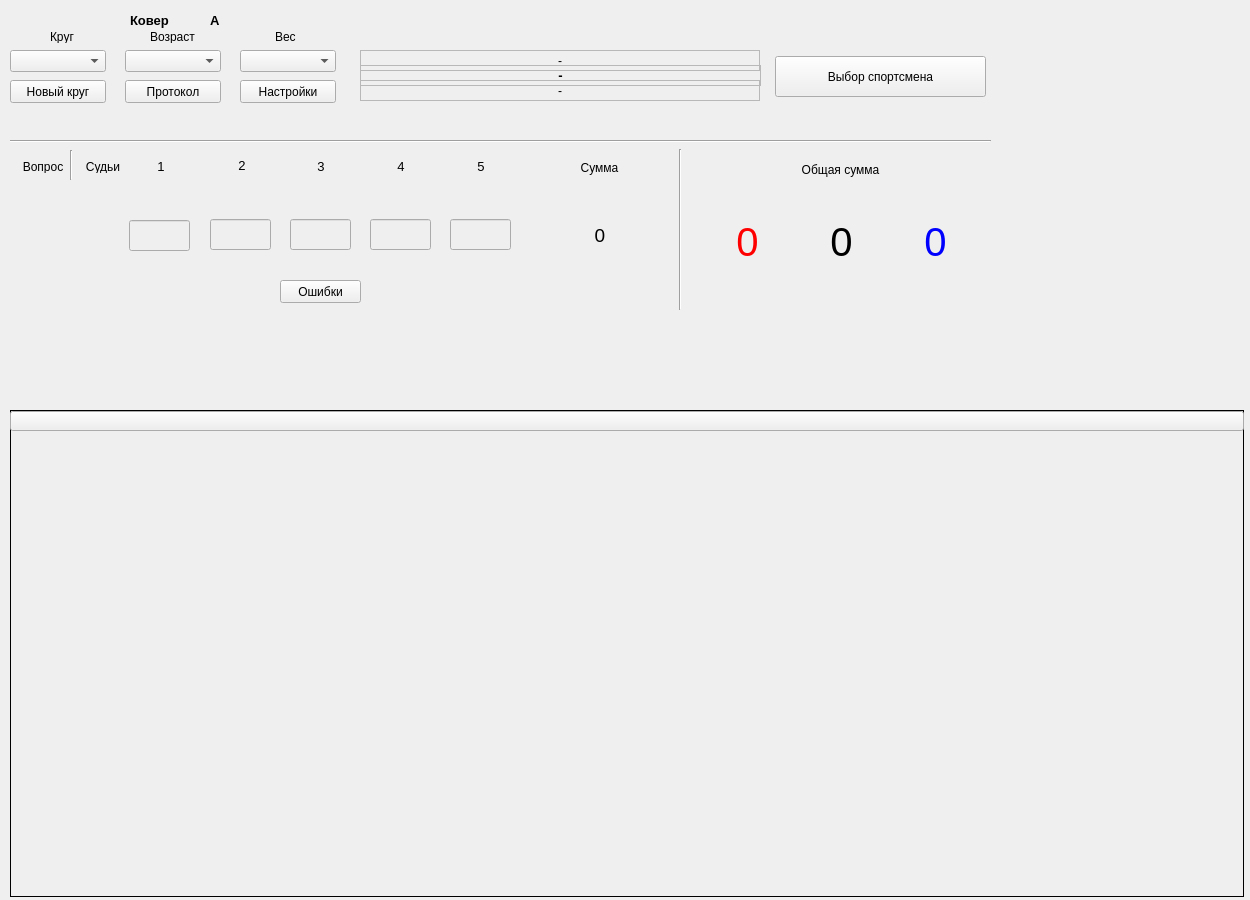
The window that FormMain.ui (zak2791/TabloSelfDefender) describes before a commit, drawn with Qt 5.
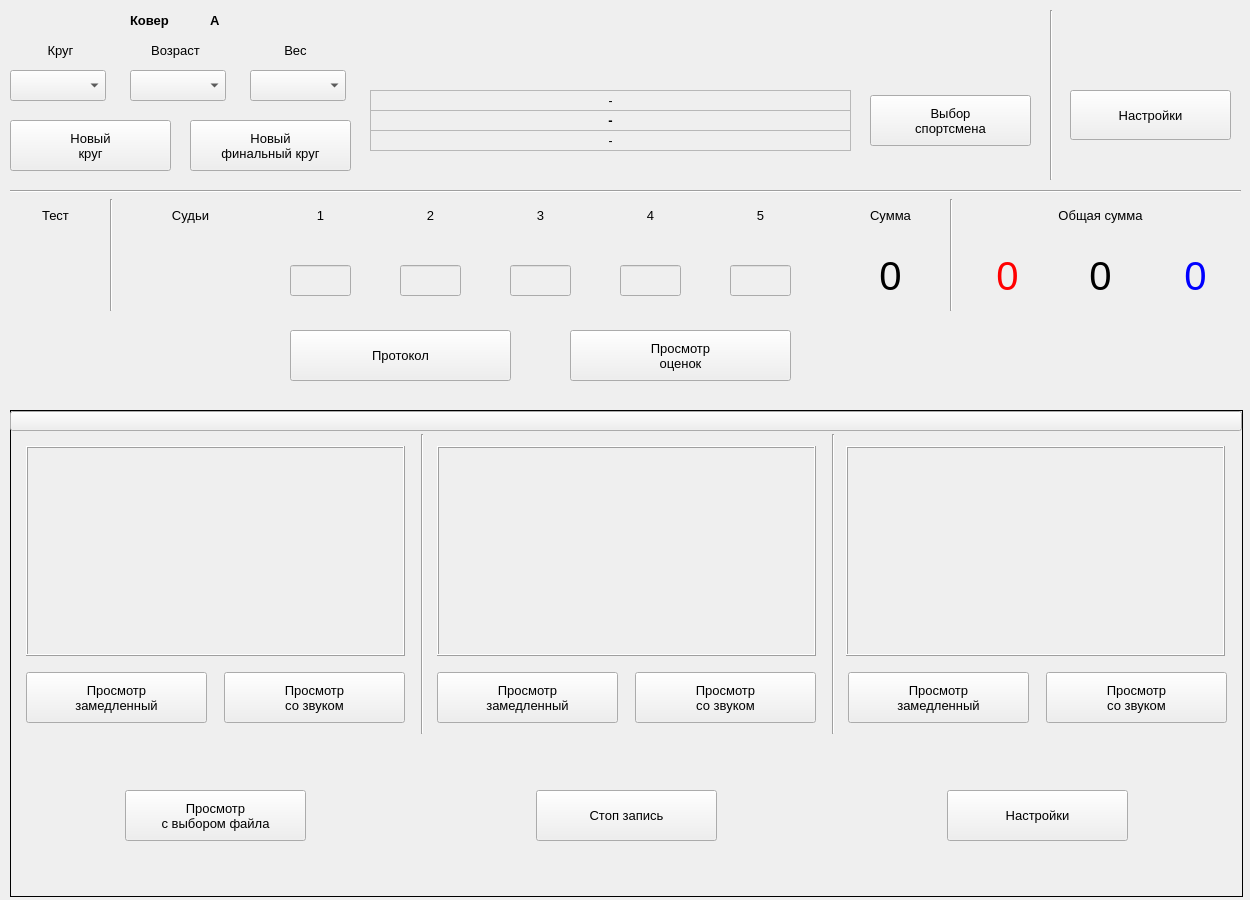
The same window after the commit. Icons and pictures are not drawn.

Patch:
```diff
--- a/FormMain.ui
+++ b/FormMain.ui
@@ -45,8 +45,8 @@
    <property name="geometry">
     <rect>
      <x>10</x>
-     <y>133</y>
-     <width>981</width>
+     <y>183</y>
+     <width>1231</width>
      <height>16</height>
     </rect>
    </property>
@@ -58,13 +58,18 @@
    <property name="geometry">
     <rect>
      <x>20</x>
-     <y>160</y>
-     <width>46</width>
-     <height>13</height>
+     <y>200</y>
+     <width>71</width>
+     <height>31</height>
     </rect>
    </property>
+   <property name="font">
+    <font>
+     <pointsize>10</pointsize>
+    </font>
+   </property>
    <property name="text">
-    <string>Вопрос</string>
+    <string>Тест</string>
    </property>
    <property name="alignment">
     <set>Qt::AlignCenter</set>
@@ -73,12 +78,17 @@
   <widget class="QLabel" name="label_2">
    <property name="geometry">
     <rect>
-     <x>80</x>
-     <y>160</y>
-     <width>46</width>
-     <height>13</height>
+     <x>160</x>
+     <y>200</y>
+     <width>61</width>
+     <height>31</height>
     </rect>
    </property>
+   <property name="font">
+    <font>
+     <pointsize>10</pointsize>
+    </font>
+   </property>
    <property name="text">
     <string>Судьи</string>
    </property>
@@ -89,10 +99,10 @@
   <widget class="Line" name="line_3">
    <property name="geometry">
     <rect>
-     <x>70</x>
-     <y>150</y>
+     <x>110</x>
+     <y>199</y>
      <width>3</width>
-     <height>30</height>
+     <height>112</height>
     </rect>
    </property>
    <property name="orientation">
@@ -102,10 +112,10 @@
   <widget class="QLabel" name="lbl1">
    <property name="geometry">
     <rect>
-     <x>153</x>
-     <y>156</y>
-     <width>16</width>
-     <height>20</height>
+     <x>290</x>
+     <y>200</y>
+     <width>61</width>
+     <height>31</height>
     </rect>
    </property>
    <property name="font">
@@ -123,10 +133,10 @@
   <widget class="QLabel" name="lbl2">
    <property name="geometry">
     <rect>
-     <x>234</x>
-     <y>155</y>
-     <width>16</width>
-     <height>21</height>
+     <x>400</x>
+     <y>200</y>
+     <width>61</width>
+     <height>31</height>
     </rect>
    </property>
    <property name="font">
@@ -144,10 +154,10 @@
   <widget class="QLabel" name="lbl3">
    <property name="geometry">
     <rect>
-     <x>313</x>
-     <y>156</y>
-     <width>16</width>
-     <height>20</height>
+     <x>510</x>
+     <y>200</y>
+     <width>61</width>
+     <height>31</height>
     </rect>
    </property>
    <property name="font">
@@ -165,10 +175,10 @@
   <widget class="QLabel" name="lbl4">
    <property name="geometry">
     <rect>
-     <x>393</x>
-     <y>156</y>
-     <width>16</width>
-     <height>20</height>
+     <x>620</x>
+     <y>200</y>
+     <width>61</width>
+     <height>31</height>
     </rect>
    </property>
    <property name="font">
@@ -186,10 +196,10 @@
   <widget class="QLabel" name="lbl5">
    <property name="geometry">
     <rect>
-     <x>473</x>
-     <y>156</y>
-     <width>16</width>
-     <height>20</height>
+     <x>730</x>
+     <y>200</y>
+     <width>61</width>
+     <height>31</height>
     </rect>
    </property>
    <property name="font">
@@ -207,12 +217,17 @@
   <widget class="QLabel" name="label_8">
    <property name="geometry">
     <rect>
-     <x>569</x>
-     <y>160</y>
-     <width>61</width>
-     <height>16</height>
+     <x>840</x>
+     <y>200</y>
+     <width>101</width>
+     <height>31</height>
     </rect>
    </property>
+   <property name="font">
+    <font>
+     <pointsize>10</pointsize>
+    </font>
+   </property>
    <property name="text">
     <string>Сумма</string>
    </property>
@@ -226,8 +241,8 @@
    </property>
    <property name="geometry">
     <rect>
-     <x>129</x>
-     <y>220</y>
+     <x>290</x>
+     <y>265</y>
      <width>61</width>
      <height>31</height>
     </rect>
@@ -259,8 +274,8 @@
    </property>
    <property name="geometry">
     <rect>
-     <x>210</x>
-     <y>219</y>
+     <x>400</x>
+     <y>265</y>
      <width>61</width>
      <height>31</height>
     </rect>
@@ -286,8 +301,8 @@
    </property>
    <property name="geometry">
     <rect>
-     <x>290</x>
-     <y>219</y>
+     <x>510</x>
+     <y>265</y>
      <width>61</width>
      <height>31</height>
     </rect>
@@ -313,8 +328,8 @@
    </property>
    <property name="geometry">
     <rect>
-     <x>370</x>
-     <y>219</y>
+     <x>620</x>
+     <y>265</y>
      <width>61</width>
      <height>31</height>
     </rect>
@@ -340,8 +355,8 @@
    </property>
    <property name="geometry">
     <rect>
-     <x>450</x>
-     <y>219</y>
+     <x>730</x>
+     <y>265</y>
      <width>61</width>
      <height>31</height>
     </rect>
@@ -364,15 +379,15 @@
   <widget class="QLabel" name="lbl_sum">
    <property name="geometry">
     <rect>
-     <x>580</x>
-     <y>225</y>
-     <width>40</width>
-     <height>21</height>
+     <x>840</x>
+     <y>230</y>
+     <width>101</width>
+     <height>91</height>
     </rect>
    </property>
    <property name="font">
     <font>
-     <pointsize>14</pointsize>
+     <pointsize>30</pointsize>
     </font>
    </property>
    <property name="text">
@@ -386,14 +401,14 @@
    <property name="geometry">
     <rect>
      <x>20</x>
-     <y>210</y>
-     <width>46</width>
-     <height>51</height>
+     <y>230</y>
+     <width>71</width>
+     <height>91</height>
     </rect>
    </property>
    <property name="font">
     <font>
-     <pointsize>14</pointsize>
+     <pointsize>30</pointsize>
     </font>
    </property>
    <property name="text">
@@ -406,10 +421,10 @@
   <widget class="Line" name="line_2">
    <property name="geometry">
     <rect>
-     <x>672</x>
-     <y>149</y>
-     <width>16</width>
-     <height>161</height>
+     <x>950</x>
+     <y>199</y>
+     <width>2</width>
+     <height>112</height>
     </rect>
    </property>
    <property name="orientation">
@@ -419,12 +434,17 @@
   <widget class="QLabel" name="label_9">
    <property name="geometry">
     <rect>
-     <x>710</x>
-     <y>160</y>
-     <width>261</width>
-     <height>20</height>
+     <x>960</x>
+     <y>200</y>
+     <width>281</width>
+     <height>31</height>
     </rect>
    </property>
+   <property name="font">
+    <font>
+     <pointsize>10</pointsize>
+    </font>
+   </property>
    <property name="text">
     <string>Общая сумма</string>
    </property>
@@ -438,10 +458,10 @@
   <widget class="QLabel" name="lbl_total">
    <property name="geometry">
     <rect>
-     <x>786</x>
-     <y>194</y>
-     <width>111</width>
-     <height>96</height>
+     <x>1050</x>
+     <y>230</y>
+     <width>101</width>
+     <height>91</height>
     </rect>
    </property>
    <property name="font">
@@ -1188,7 +1208,7 @@
      <rect>
       <x>521</x>
       <y>125</y>
-      <width>105</width>
+      <width>104</width>
       <height>2</height>
      </rect>
     </property>
@@ -1200,7 +1220,7 @@
     <property name="geometry">
      <rect>
       <x>625</x>
-      <y>126</y>
+      <y>125</y>
       <width>2</width>
       <height>325</height>
      </rect>
@@ -1214,11 +1234,16 @@
    <property name="geometry">
     <rect>
      <x>10</x>
-     <y>50</y>
+     <y>70</y>
      <width>96</width>
-     <height>22</height>
+     <height>31</height>
     </rect>
    </property>
+   <property name="font">
+    <font>
+     <pointsize>10</pointsize>
+    </font>
+   </property>
    <property name="focusPolicy">
     <enum>Qt::NoFocus</enum>
    </property>
@@ -1232,41 +1257,60 @@
   <widget class="QLabel" name="label_15">
    <property name="geometry">
     <rect>
-     <x>50</x>
-     <y>30</y>
-     <width>46</width>
-     <height>13</height>
+     <x>15</x>
+     <y>40</y>
+     <width>91</width>
+     <height>20</height>
     </rect>
    </property>
+   <property name="font">
+    <font>
+     <pointsize>10</pointsize>
+    </font>
+   </property>
    <property name="text">
     <string>Круг</string>
    </property>
+   <property name="alignment">
+    <set>Qt::AlignCenter</set>
+   </property>
   </widget>
   <widget class="QPushButton" name="btn_new">
    <property name="geometry">
     <rect>
      <x>10</x>
-     <y>80</y>
-     <width>96</width>
-     <height>23</height>
+     <y>120</y>
+     <width>161</width>
+     <height>51</height>
     </rect>
    </property>
+   <property name="font">
+    <font>
+     <pointsize>10</pointsize>
+    </font>
+   </property>
    <property name="focusPolicy">
     <enum>Qt::NoFocus</enum>
    </property>
    <property name="text">
-    <string>Новый круг</string>
+    <string>Новый
+круг</string>
    </property>
   </widget>
   <widget class="QPushButton" name="btn_look">
    <property name="geometry">
     <rect>
-     <x>125</x>
-     <y>80</y>
-     <width>96</width>
-     <height>23</height>
+     <x>290</x>
+     <y>330</y>
+     <width>221</width>
+     <height>51</height>
     </rect>
    </property>
+   <property name="font">
+    <font>
+     <pointsize>10</pointsize>
+    </font>
+   </property>
    <property name="focusPolicy">
     <enum>Qt::NoFocus</enum>
    </property>
@@ -1277,25 +1321,31 @@
   <widget class="QPushButton" name="btn_enterName">
    <property name="geometry">
     <rect>
-     <x>775</x>
-     <y>56</y>
-     <width>211</width>
-     <height>41</height>
+     <x>870</x>
+     <y>95</y>
+     <width>161</width>
+     <height>51</height>
     </rect>
    </property>
+   <property name="font">
+    <font>
+     <pointsize>10</pointsize>
+    </font>
+   </property>
    <property name="focusPolicy">
     <enum>Qt::NoFocus</enum>
    </property>
    <property name="text">
-    <string>Выбор спортсмена</string>
+    <string>Выбор
+спортсмена</string>
    </property>
   </widget>
   <widget class="QLabel" name="lbl_name">
    <property name="geometry">
     <rect>
-     <x>360</x>
-     <y>65</y>
-     <width>401</width>
+     <x>370</x>
+     <y>110</y>
+     <width>481</width>
      <height>21</height>
     </rect>
    </property>
@@ -1386,12 +1436,17 @@
   <widget class="QPushButton" name="btn_settings">
    <property name="geometry">
     <rect>
-     <x>240</x>
-     <y>80</y>
-     <width>96</width>
-     <height>23</height>
+     <x>1070</x>
+     <y>90</y>
+     <width>161</width>
+     <height>50</height>
     </rect>
    </property>
+   <property name="font">
+    <font>
+     <pointsize>10</pointsize>
+    </font>
+   </property>
    <property name="focusPolicy">
     <enum>Qt::NoFocus</enum>
    </property>
@@ -1546,12 +1601,17 @@
   <widget class="QComboBox" name="cmbAge">
    <property name="geometry">
     <rect>
-     <x>125</x>
-     <y>50</y>
+     <x>130</x>
+     <y>70</y>
      <width>96</width>
-     <height>22</height>
+     <height>31</height>
     </rect>
    </property>
+   <property name="font">
+    <font>
+     <pointsize>10</pointsize>
+    </font>
+   </property>
    <property name="focusPolicy">
     <enum>Qt::NoFocus</enum>
    </property>
@@ -1562,12 +1622,17 @@
   <widget class="QComboBox" name="cmbWeight">
    <property name="geometry">
     <rect>
-     <x>240</x>
-     <y>50</y>
+     <x>250</x>
+     <y>70</y>
      <width>96</width>
-     <height>22</height>
+     <height>31</height>
     </rect>
    </property>
+   <property name="font">
+    <font>
+     <pointsize>10</pointsize>
+    </font>
+   </property>
    <property name="focusPolicy">
     <enum>Qt::NoFocus</enum>
    </property>
@@ -1578,28 +1643,44 @@
   <widget class="QLabel" name="label_4">
    <property name="geometry">
     <rect>
-     <x>150</x>
-     <y>30</y>
-     <width>46</width>
-     <height>13</height>
+     <x>130</x>
+     <y>40</y>
+     <width>91</width>
+     <height>21</height>
     </rect>
    </property>
+   <property name="font">
+    <font>
+     <pointsize>10</pointsize>
+    </font>
+   </property>
    <property name="text">
     <string>Возраст</string>
    </property>
+   <property name="alignment">
+    <set>Qt::AlignCenter</set>
+   </property>
   </widget>
   <widget class="QLabel" name="label_5">
    <property name="geometry">
     <rect>
-     <x>275</x>
-     <y>30</y>
-     <width>46</width>
-     <height>13</height>
+     <x>250</x>
+     <y>40</y>
+     <width>91</width>
+     <height>21</height>
     </rect>
    </property>
+   <property name="font">
+    <font>
+     <pointsize>10</pointsize>
+    </font>
+   </property>
    <property name="text">
     <string>Вес</string>
    </property>
+   <property name="alignment">
+    <set>Qt::AlignCenter</set>
+   </property>
   </widget>
   <widget class="QGroupBox" name="groupBox_2">
    <property name="enabled">
@@ -2145,10 +2226,10 @@
   <widget class="QLabel" name="lbl_total_red">
    <property name="geometry">
     <rect>
-     <x>692</x>
-     <y>194</y>
-     <width>111</width>
-     <height>96</height>
+     <x>962</x>
+     <y>230</y>
+     <width>91</width>
+     <height>91</height>
     </rect>
    </property>
    <property name="palette">
@@ -2203,10 +2284,10 @@
   <widget class="QLabel" name="lbl_total_blue">
    <property name="geometry">
     <rect>
-     <x>880</x>
-     <y>194</y>
-     <width>111</width>
-     <height>96</height>
+     <x>1150</x>
+     <y>230</y>
+     <width>91</width>
+     <height>91</height>
     </rect>
    </property>
    <property name="palette">
@@ -2261,9 +2342,9 @@
   <widget class="QLabel" name="lbl_name_red">
    <property name="geometry">
     <rect>
-     <x>360</x>
-     <y>50</y>
-     <width>400</width>
+     <x>370</x>
+     <y>90</y>
+     <width>481</width>
      <height>21</height>
     </rect>
    </property>
@@ -2280,9 +2361,9 @@
   <widget class="QLabel" name="lbl_name_blue">
    <property name="geometry">
     <rect>
-     <x>360</x>
-     <y>80</y>
-     <width>400</width>
+     <x>370</x>
+     <y>130</y>
+     <width>481</width>
      <height>21</height>
     </rect>
    </property>
@@ -2299,37 +2380,23 @@
   <widget class="QPushButton" name="btnErrors">
    <property name="geometry">
     <rect>
-     <x>280</x>
-     <y>280</y>
-     <width>81</width>
-     <height>23</height>
+     <x>570</x>
+     <y>330</y>
+     <width>221</width>
+     <height>51</height>
     </rect>
    </property>
+   <property name="font">
+    <font>
+     <pointsize>10</pointsize>
+    </font>
+   </property>
    <property name="focusPolicy">
     <enum>Qt::NoFocus</enum>
    </property>
    <property name="text">
-    <string>Ошибки</string>
-   </property>
-  </widget>
-  <widget class="QPushButton" name="btnShowCameras">
-   <property name="geometry">
-    <rect>
-     <x>10</x>
-     <y>877</y>
-     <width>1234</width>
-     <height>20</height>
-    </rect>
-   </property>
-   <property name="autoFillBackground">
-    <bool>false</bool>
-   </property>
-   <property name="text">
-    <string/>
-   </property>
-   <property name="icon">
-    <iconset resource="images.qrc">
-     <normaloff>:/images/open.png</normaloff>:/images/open.png</iconset>
+    <string>Просмотр
+оценок</string>
    </property>
   </widget>
   <widget class="QFrame" name="windowCameras">
@@ -2340,7 +2407,7 @@
     <rect>
      <x>10</x>
      <y>410</y>
-     <width>1234</width>
+     <width>1233</width>
      <height>487</height>
     </rect>
    </property>
@@ -2355,7 +2422,7 @@
      <rect>
       <x>0</x>
       <y>1</y>
-      <width>1234</width>
+      <width>1232</width>
       <height>20</height>
      </rect>
     </property>
@@ -2367,69 +2434,282 @@
       <normaloff>:/images/close.png</normaloff>:/images/close.png</iconset>
     </property>
    </widget>
+   <widget class="QFrame" name="frame_2">
+    <property name="geometry">
+     <rect>
+      <x>16</x>
+      <y>36</y>
+      <width>379</width>
+      <height>210</height>
+     </rect>
+    </property>
+    <property name="frameShape">
+     <enum>QFrame::Box</enum>
+    </property>
+    <property name="frameShadow">
+     <enum>QFrame::Raised</enum>
+    </property>
+   </widget>
+   <widget class="QFrame" name="frame_3">
+    <property name="geometry">
+     <rect>
+      <x>427</x>
+      <y>36</y>
+      <width>379</width>
+      <height>210</height>
+     </rect>
+    </property>
+    <property name="frameShape">
+     <enum>QFrame::Box</enum>
+    </property>
+    <property name="frameShadow">
+     <enum>QFrame::Raised</enum>
+    </property>
+   </widget>
+   <widget class="QFrame" name="frame_4">
+    <property name="geometry">
+     <rect>
+      <x>836</x>
+      <y>36</y>
+      <width>379</width>
+      <height>210</height>
+     </rect>
+    </property>
+    <property name="frameShape">
+     <enum>QFrame::Box</enum>
+    </property>
+    <property name="frameShadow">
+     <enum>QFrame::Raised</enum>
+    </property>
+   </widget>
+   <widget class="QPushButton" name="btnCam1NoSound">
+    <property name="geometry">
+     <rect>
+      <x>16</x>
+      <y>262</y>
+      <width>181</width>
+      <height>51</height>
+     </rect>
+    </property>
+    <property name="font">
+     <font>
+      <pointsize>10</pointsize>
+     </font>
+    </property>
+    <property name="text">
+     <string>Просмотр
+замедленный</string>
+    </property>
+   </widget>
+   <widget class="QPushButton" name="btnCam1Sound">
+    <property name="geometry">
+     <rect>
+      <x>214</x>
+      <y>262</y>
+      <width>181</width>
+      <height>51</height>
+     </rect>
+    </property>
+    <property name="font">
+     <font>
+      <pointsize>10</pointsize>
+     </font>
+    </property>
+    <property name="text">
+     <string>Просмотр
+со звуком</string>
+    </property>
+   </widget>
+   <widget class="QPushButton" name="btnCam2NoSound">
+    <property name="geometry">
+     <rect>
+      <x>427</x>
+      <y>262</y>
+      <width>181</width>
+      <height>51</height>
+     </rect>
+    </property>
+    <property name="font">
+     <font>
+      <pointsize>10</pointsize>
+     </font>
+    </property>
+    <property name="text">
+     <string>Просмотр
+замедленный</string>
+    </property>
+   </widget>
+   <widget class="QPushButton" name="btnCam2Sound">
+    <property name="geometry">
+     <rect>
+      <x>625</x>
+      <y>262</y>
+      <width>181</width>
+      <height>51</height>
+     </rect>
+    </property>
+    <property name="font">
+     <font>
+      <pointsize>10</pointsize>
+     </font>
+    </property>
+    <property name="text">
+     <string>Просмотр
+со звуком</string>
+    </property>
+   </widget>
+   <widget class="QPushButton" name="btnCam3NoSound">
+    <property name="geometry">
+     <rect>
+      <x>838</x>
+      <y>262</y>
+      <width>181</width>
+      <height>51</height>
+     </rect>
+    </property>
+    <property name="font">
+     <font>
+      <pointsize>10</pointsize>
+     </font>
+    </property>
+    <property name="text">
+     <string>Просмотр
+замедленный</string>
+    </property>
+   </widget>
+   <widget class="QPushButton" name="btnCam3Sound">
+    <property name="geometry">
+     <rect>
+      <x>1036</x>
+      <y>262</y>
+      <width>181</width>
+      <height>51</height>
+     </rect>
+    </property>
+    <property name="font">
+     <font>
+      <pointsize>10</pointsize>
+     </font>
+    </property>
+    <property name="text">
+     <string>Просмотр
+со звуком</string>
+    </property>
+   </widget>
+   <widget class="QPushButton" name="btnChoice">
+    <property name="geometry">
+     <rect>
+      <x>115</x>
+      <y>380</y>
+      <width>181</width>
+      <height>51</height>
+     </rect>
+    </property>
+    <property name="font">
+     <font>
+      <pointsize>10</pointsize>
+     </font>
+    </property>
+    <property name="text">
+     <string>Просмотр
+с выбором файла</string>
+    </property>
+   </widget>
+   <widget class="QPushButton" name="btnStopRecord">
+    <property name="geometry">
+     <rect>
+      <x>526</x>
+      <y>380</y>
+      <width>181</width>
+      <height>51</height>
+     </rect>
+    </property>
+    <property name="font">
+     <font>
+      <pointsize>10</pointsize>
+     </font>
+    </property>
+    <property name="text">
+     <string>Стоп запись</string>
+    </property>
+   </widget>
+   <widget class="Line" name="line_8">
+    <property name="geometry">
+     <rect>
+      <x>411</x>
+      <y>24</y>
+      <width>2</width>
+      <height>300</height>
+     </rect>
+    </property>
+    <property name="orientation">
+     <enum>Qt::Vertical</enum>
+    </property>
+   </widget>
+   <widget class="Line" name="line_9">
+    <property name="geometry">
+     <rect>
+      <x>822</x>
+      <y>24</y>
+      <width>2</width>
+      <height>300</height>
+     </rect>
+    </property>
+    <property name="orientation">
+     <enum>Qt::Vertical</enum>
+    </property>
+   </widget>
+   <widget class="QPushButton" name="btnSettingsCam">
+    <property name="geometry">
+     <rect>
+      <x>937</x>
+      <y>380</y>
+      <width>181</width>
+      <height>51</height>
+     </rect>
+    </property>
+    <property name="font">
+     <font>
+      <pointsize>10</pointsize>
+     </font>
+    </property>
+    <property name="text">
+     <string>Настройки</string>
+    </property>
+   </widget>
   </widget>
-  <widget class="QFrame" name="frame_2">
+  <widget class="QPushButton" name="btnNewFinal">
    <property name="geometry">
     <rect>
-     <x>10</x>
-     <y>876</y>
-     <width>1234</width>
-     <height>21</height>
+     <x>190</x>
+     <y>120</y>
+     <width>161</width>
+     <height>51</height>
     </rect>
    </property>
-   <property name="frameShape">
-    <enum>QFrame::Box</enum>
+   <property name="font">
+    <font>
+     <pointsize>10</pointsize>
+    </font>
    </property>
-   <property name="frameShadow">
-    <enum>QFrame::Plain</enum>
+   <property name="text">
+    <string>Новый
+финальный круг</string>
    </property>
   </widget>
-  <zorder>frame_2</zorder>
-  <zorder>line</zorder>
-  <zorder>label</zorder>
-  <zorder>label_2</zorder>
-  <zorder>line_3</zorder>
-  <zorder>lbl1</zorder>
-  <zorder>lbl2</zorder>
-  <zorder>lbl3</zorder>
-  <zorder>lbl4</zorder>
-  <zorder>lbl5</zorder>
-  <zorder>label_8</zorder>
-  <zorder>led1</zorder>
-  <zorder>led2</zorder>
-  <zorder>led3</zorder>
-  <zorder>led4</zorder>
-  <zorder>led5</zorder>
-  <zorder>lbl_sum</zorder>
-  <zorder>lbl_q</zorder>
-  <zorder>line_2</zorder>
-  <zorder>label_9</zorder>
-  <zorder>lbl_total</zorder>
-  <zorder>frame</zorder>
-  <zorder>cmb_round</zorder>
-  <zorder>label_15</zorder>
-  <zorder>btn_new</zorder>
-  <zorder>btn_look</zorder>
-  <zorder>btn_enterName</zorder>
-  <zorder>lbl_name</zorder>
-  <zorder>btn_settings</zorder>
-  <zorder>label_3</zorder>
-  <zorder>lblMat</zorder>
-  <zorder>btn_next</zorder>
-  <zorder>btn_enter</zorder>
-  <zorder>groupBox</zorder>
-  <zorder>cmbAge</zorder>
-  <zorder>cmbWeight</zorder>
-  <zorder>label_4</zorder>
-  <zorder>label_5</zorder>
-  <zorder>groupBox_2</zorder>
-  <zorder>lbl_total_red</zorder>
-  <zorder>lbl_total_blue</zorder>
-  <zorder>lbl_name_red</zorder>
-  <zorder>lbl_name_blue</zorder>
-  <zorder>btnErrors</zorder>
-  <zorder>btnShowCameras</zorder>
-  <zorder>windowCameras</zorder>
+  <widget class="Line" name="line_4">
+   <property name="geometry">
+    <rect>
+     <x>1050</x>
+     <y>10</y>
+     <width>2</width>
+     <height>170</height>
+    </rect>
+   </property>
+   <property name="orientation">
+    <enum>Qt::Vertical</enum>
+   </property>
+  </widget>
  </widget>
  <resources>
   <include location="images.qrc"/>
```
Left out of the diff: 2 changed lines with no effect on the pictures.
